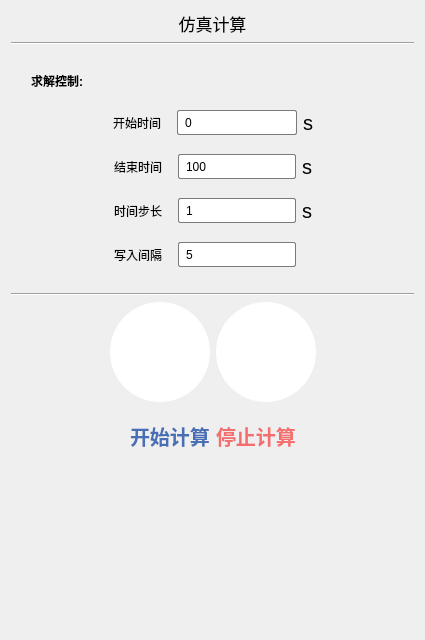
Qt form src/FormRun.ui (Aiopr-bits/MAVES) before a commit.
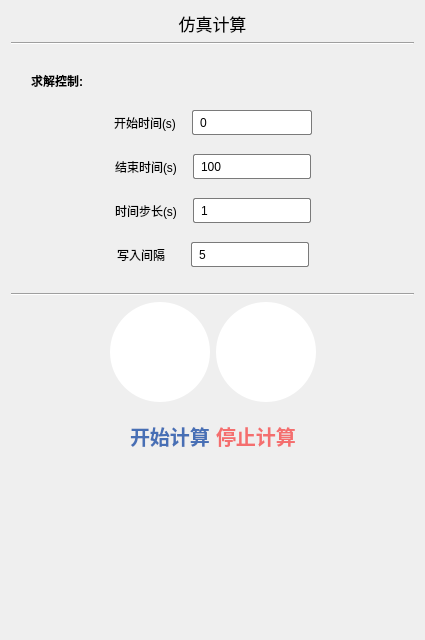
The same form after that commit. Icons and pictures are not drawn. Custom widgets are drawn as their Qt base class.

Commit message: feat:求解控制面板的单位修改到了前面

What changed in the file:
```diff
--- a/src/FormRun.ui
+++ b/src/FormRun.ui
@@ -135,7 +135,7 @@
        <item>
         <widget class="QLabel" name="label_2">
          <property name="text">
-          <string>开始时间</string>
+          <string>开始时间(s)</string>
          </property>
         </widget>
        </item>
@@ -186,33 +186,6 @@
          </property>
         </widget>
        </item>
-       <item>
-        <widget class="QLabel" name="label_7">
-         <property name="minimumSize">
-          <size>
-           <width>10</width>
-           <height>25</height>
-          </size>
-         </property>
-         <property name="maximumSize">
-          <size>
-           <width>10</width>
-           <height>25</height>
-          </size>
-         </property>
-         <property name="font">
-          <font>
-           <pointsize>15</pointsize>
-          </font>
-         </property>
-         <property name="text">
-          <string>s</string>
-         </property>
-         <property name="alignment">
-          <set>Qt::AlignLeading|Qt::AlignLeft|Qt::AlignVCenter</set>
-         </property>
-        </widget>
-       </item>
        <item>
         <spacer name="horizontalSpacer_4">
          <property name="orientation">
@@ -262,7 +235,7 @@
        <item>
         <widget class="QLabel" name="label_3">
          <property name="text">
-          <string>结束时间</string>
+          <string>结束时间(s)</string>
          </property>
         </widget>
        </item>
@@ -313,30 +286,6 @@
          </property>
         </widget>
        </item>
-       <item>
-        <widget class="QLabel" name="label_9">
-         <property name="minimumSize">
-          <size>
-           <width>10</width>
-           <height>25</height>
-          </size>
-         </property>
-         <property name="maximumSize">
-          <size>
-           <width>10</width>
-           <height>25</height>
-          </size>
-         </property>
-         <property name="font">
-          <font>
-           <pointsize>15</pointsize>
-          </font>
-         </property>
-         <property name="text">
-          <string>s</string>
-         </property>
-        </widget>
-       </item>
        <item>
         <spacer name="horizontalSpacer_6">
          <property name="orientation">
@@ -386,7 +335,7 @@
        <item>
         <widget class="QLabel" name="label_4">
          <property name="text">
-          <string>时间步长</string>
+          <string>时间步长(s)</string>
          </property>
         </widget>
        </item>
@@ -437,30 +386,6 @@
          </property>
         </widget>
        </item>
-       <item>
-        <widget class="QLabel" name="label_10">
-         <property name="minimumSize">
-          <size>
-           <width>10</width>
-           <height>25</height>
-          </size>
-         </property>
-         <property name="maximumSize">
-          <size>
-           <width>10</width>
-           <height>25</height>
-          </size>
-         </property>
-         <property name="font">
-          <font>
-           <pointsize>15</pointsize>
-          </font>
-         </property>
-         <property name="text">
-          <string>s</string>
-         </property>
-        </widget>
-       </item>
        <item>
         <spacer name="horizontalSpacer_8">
          <property name="orientation">
@@ -510,7 +435,7 @@
        <item>
         <widget class="QLabel" name="label_8">
          <property name="text">
-          <string>写入间隔</string>
+          <string>写入间隔   </string>
          </property>
         </widget>
        </item>
@@ -561,30 +486,6 @@
          </property>
         </widget>
        </item>
-       <item>
-        <widget class="QLabel" name="label_11">
-         <property name="minimumSize">
-          <size>
-           <width>10</width>
-           <height>25</height>
-          </size>
-         </property>
-         <property name="maximumSize">
-          <size>
-           <width>10</width>
-           <height>25</height>
-          </size>
-         </property>
-         <property name="font">
-          <font>
-           <pointsize>15</pointsize>
-          </font>
-         </property>
-         <property name="text">
-          <string/>
-         </property>
-        </widget>
-       </item>
        <item>
         <spacer name="horizontalSpacer_22">
          <property name="orientation">
```
